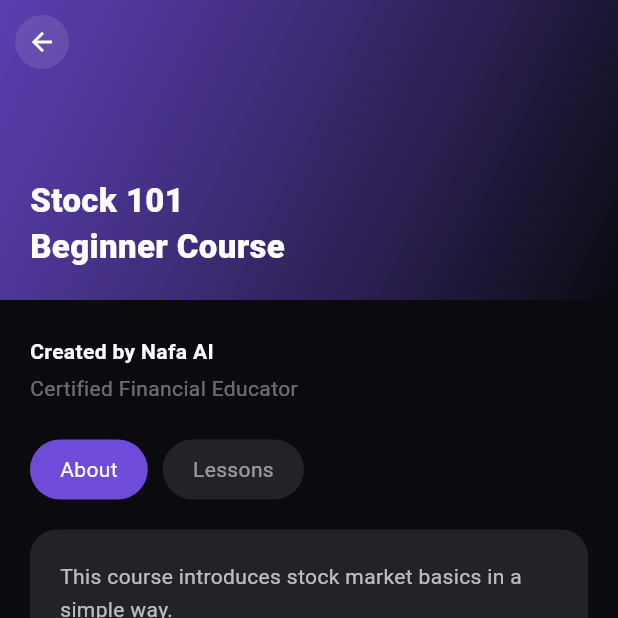
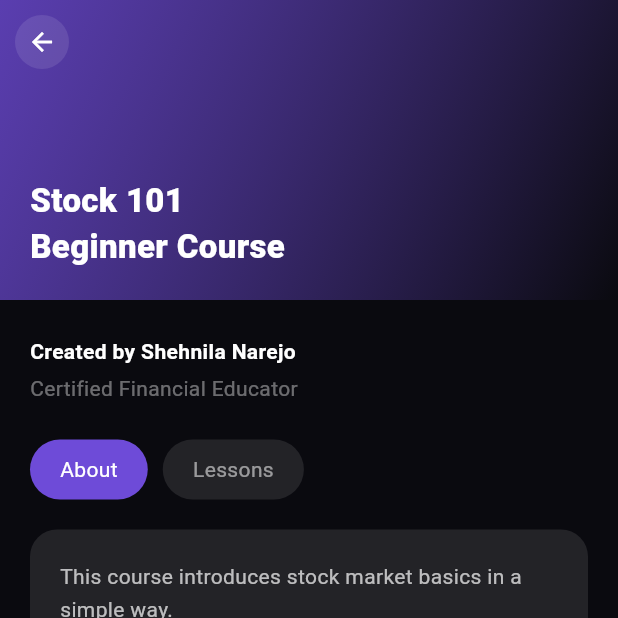
Before and after one commit to alishbasoomro17/Nafa-AI-, a Flutter app: the FinancialCoursePage screen opened directly, on a phone screen of 412 x 824 dp, the top half of it. Run offline on Flutter 3.47's test engine with Material 3 defaults, Android fonts, the phone set to English and light mode, and no system bars; our stand-ins replace audioplayers, flutter_dotenv, jwt_decoder, shared_preferences; missing offline and left inert: translator; accounts and stored records are empty; network calls fail.

Commit message:
minor change in course page

```diff
--- a/lib/course_page.dart
+++ b/lib/course_page.dart
@@ -152,7 +152,7 @@ class _FinancialCoursePageState extends State<FinancialCoursePage> {
       crossAxisAlignment: CrossAxisAlignment.start,
       children: [
         const Text(
-          "Created by Nafa AI",
+          "Created by Shehnila Narejo",
           style: TextStyle(color: Colors.white, fontWeight: FontWeight.w600),
         ),
         const SizedBox(height: 5),
```
